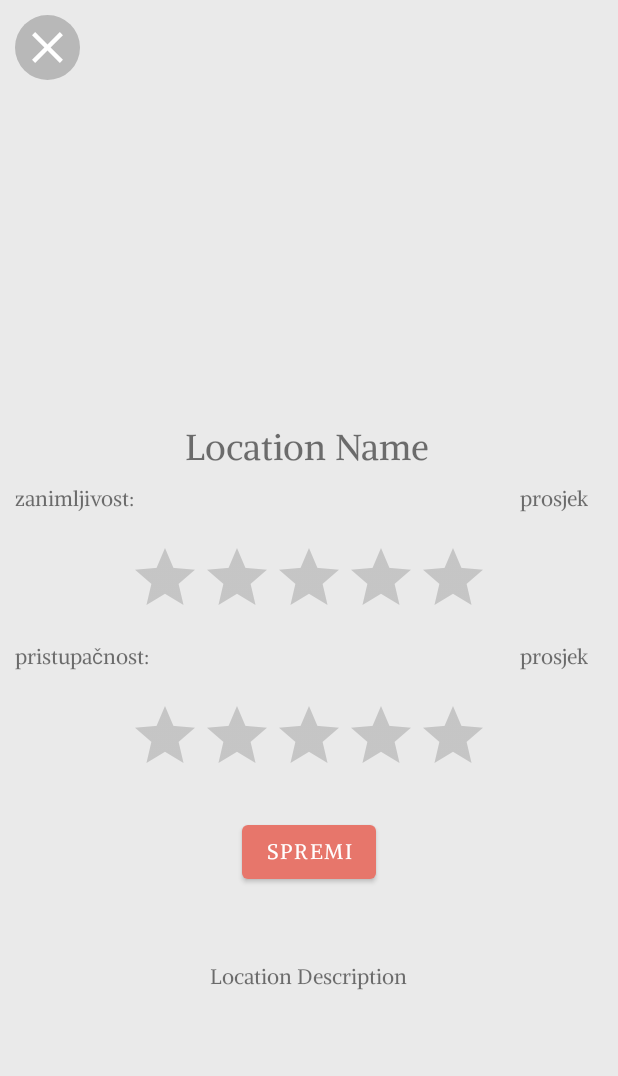
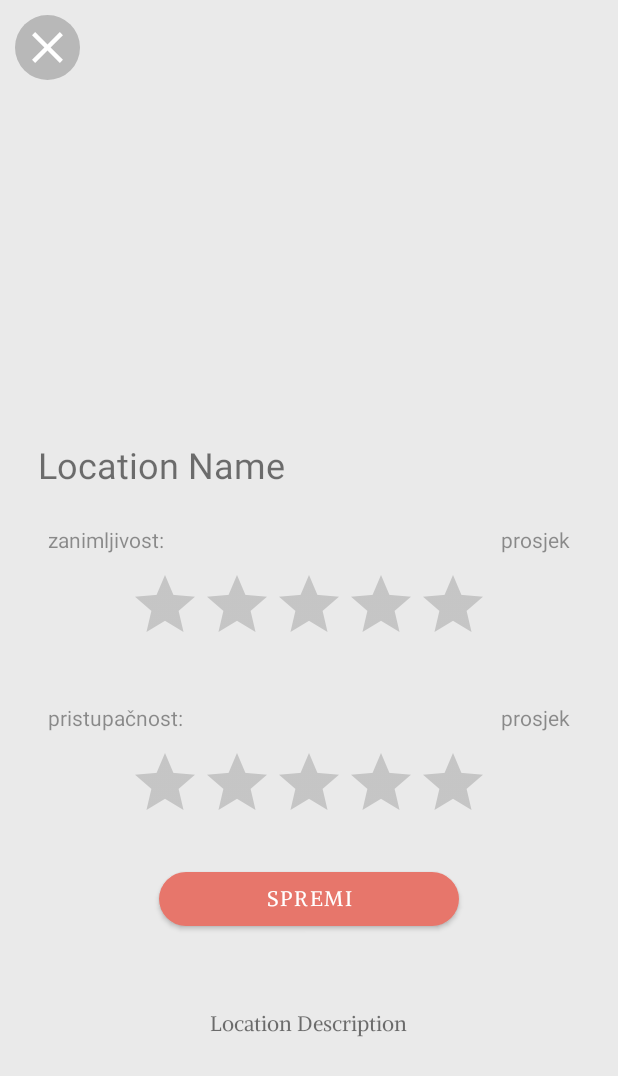
Before and after one commit to Klara-Iva/Interesti, an Android app: the InfoActivity screen opened directly, with no data from a screen before it, on a phone screen of 412 x 824 dp. Shown: the top 1076 px of the screen. Run offline under Robolectric (Android 15) with nearby library versions, the phone set to English and light mode, and no system bars; our stand-ins replace Firebase (no records; nobody signed in at launch, a user with empty details on screens opened directly); 2 statements that could not run were skipped.

Commit message:
recycle view cards and ratings for places

```diff
--- a/app/build.gradle
+++ b/app/build.gradle
@@ -27,8 +27,8 @@ android {
 
         }
         debug{
-            minifyEnabled true
-            shrinkResources true
+            minifyEnabled false
+            shrinkResources false
         }
     }
     compileOptions {
@@ -57,4 +57,5 @@ dependencies {
     implementation 'com.github.bumptech.glide:glide:4.14.2'
     annotationProcessor 'com.github.bumptech.glide:compiler:4.14.2'
     implementation 'androidx.recyclerview:recyclerview:1.2.1'
+    implementation("androidx.cardview:cardview:1.0.0")
 }
--- a/app/src/main/java/com/example/myapplication/InfoActivity.kt
+++ b/app/src/main/java/com/example/myapplication/InfoActivity.kt
@@ -73,8 +73,8 @@ class InfoActivity : AppCompatActivity() {
                     zanimljivostBrojOcjena += 1
                     var averagePristupacnost: Double = pristupacnost/ pristupacnostBrojOcjena
                     var averageZanimljivost: Double = zanimljivost/ zanimljivostBrojOcjena
-                    prosjekpristupacnost.text = DecimalFormat("#.00").format(averagePristupacnost)
-                    prosjekzanimljivost.text = DecimalFormat("#.00").format(averageZanimljivost)
+                    prosjekpristupacnost.text = DecimalFormat("#.00").format(averagePristupacnost)+" ⭐"
+                    prosjekzanimljivost.text = DecimalFormat("#.00").format(averageZanimljivost)+" ⭐"
 
                     db.collection("places")
                         .document(id)
--- /dev/null
+++ b/app/src/main/res/drawable/location.xml
@@ -0,0 +1,5 @@
+<vector android:height="50dp" android:tint="#000000"
+    android:viewportHeight="24" android:viewportWidth="24"
+    android:width="50dp" xmlns:android="http://schemas.android.com/apk/res/android">
+    <path android:fillColor="@android:color/white" android:pathData="M12,2C8.13,2 5,5.13 5,9c0,5.25 7,13 7,13s7,-7.75 7,-13c0,-3.87 -3.13,-7 -7,-7zM12,11.5c-1.38,0 -2.5,-1.12 -2.5,-2.5s1.12,-2.5 2.5,-2.5 2.5,1.12 2.5,2.5 -1.12,2.5 -2.5,2.5z"/>
+</vector>
--- a/app/src/main/res/layout/activity_info.xml
+++ b/app/src/main/res/layout/activity_info.xml
@@ -51,13 +51,13 @@
                 android:layout_alignParentEnd="true"
                 android:layout_centerHorizontal="true"
                 android:layout_marginStart="25dp"
-                android:layout_marginTop="21dp"
+                android:layout_marginTop="32dp"
                 android:layout_marginEnd="28dp"
-                android:fontFamily="@font/alike"
+
                 android:scrollHorizontally="false"
                 android:text="Location Name"
 
-                android:textAlignment="center"
+                android:textAlignment="textStart"
                 android:textSize="24sp"
                 app:layout_constraintEnd_toEndOf="parent"
                 app:layout_constraintStart_toStartOf="parent"
@@ -79,21 +79,22 @@
                 android:layout_marginTop="20dp"
                 android:layout_marginEnd="30dp"
                 android:layout_marginBottom="30dp"
-                android:fontFamily="@font/alike"
+android:fontFamily="@font/alike"
                 android:paddingBottom="70dp"
                 android:text="Location Description" />
 
             <RatingBar
                 android:id="@+id/ratingBar"
+                style="?android:attr/ratingBarStyle"
                 android:layout_width="wrap_content"
                 android:layout_height="wrap_content"
                 android:layout_below="@id/zanimljivost"
                 android:layout_centerHorizontal="true"
                 android:layout_marginLeft="30dp"
-                android:layout_marginTop="20dp"
+                android:layout_marginTop="10dp"
                 android:layout_marginRight="30dp"
-                android:stepSize="0.5"
-                android:progressTint="?colorPrimary" />
+                android:progressTint="?colorPrimary"
+                android:stepSize="0.5" />
 
             <RatingBar
                 android:id="@+id/ratingBar2"
@@ -102,30 +103,32 @@
                 android:layout_below="@id/pristupacnost"
                 android:layout_centerHorizontal="true"
                 android:layout_marginLeft="30dp"
-                android:layout_marginTop="20dp"
+                android:layout_marginTop="10dp"
                 android:layout_marginRight="30dp"
-                android:stepSize="0.5"
-                android:progressTint="?colorPrimary" />
+                android:progressTint="?colorPrimary"
+                android:stepSize="0.5" />
 
             <Button
                 android:id="@+id/save"
-                android:layout_width="wrap_content"
+                android:layout_width="200dp"
                 android:layout_height="wrap_content"
                 android:layout_below="@+id/ratingBar2"
                 android:layout_centerHorizontal="true"
                 android:layout_marginTop="20dp"
                 android:fontFamily="@font/alike"
-                android:text="Spremi" />
+                android:text="Spremi"
+                app:cornerRadius="20dp" />
 
             <TextView
                 android:id="@+id/zanimljivost"
                 android:layout_width="wrap_content"
                 android:layout_height="wrap_content"
                 android:layout_below="@+id/name"
-                android:layout_marginLeft="10dp"
-                android:layout_marginTop="10dp"
-                android:fontFamily="@font/alike"
-                android:text="zanimljivost:" />
+                android:layout_marginLeft="32dp"
+                android:layout_marginTop="24dp"
+
+                android:text="zanimljivost:"
+                android:textColor="?android:textColorSecondaryInverse" />
 
             <TextView
                 android:id="@+id/prosjekzanimljivost"
@@ -133,20 +136,22 @@
                 android:layout_height="wrap_content"
                 android:layout_below="@+id/name"
                 android:layout_alignParentEnd="true"
-                android:layout_marginTop="10dp"
-                android:layout_marginEnd="20dp"
-                android:fontFamily="@font/alike"
-                android:text="prosjek" />
+                android:layout_marginTop="24dp"
+                android:layout_marginEnd="32dp"
+
+                android:text="prosjek"
+                android:textColor="?android:textColorSecondaryInverse" />
 
             <TextView
                 android:id="@+id/pristupacnost"
                 android:layout_width="wrap_content"
                 android:layout_height="wrap_content"
                 android:layout_below="@+id/ratingBar"
-                android:layout_marginLeft="10dp"
-                android:layout_marginTop="10dp"
-                android:fontFamily="@font/alike"
-                android:text="pristupačnost:" />
+                android:layout_marginLeft="32dp"
+                android:layout_marginTop="32dp"
+
+                android:text="pristupačnost:"
+                android:textColor="?android:textColorSecondaryInverse" />
 
             <TextView
                 android:id="@+id/prosjekpristupacnost"
@@ -154,10 +159,11 @@
                 android:layout_height="wrap_content"
                 android:layout_below="@+id/ratingBar"
                 android:layout_alignParentEnd="true"
-                android:layout_marginTop="10dp"
-                android:layout_marginEnd="20dp"
-                android:fontFamily="@font/alike"
-                android:text="prosjek" />
+                android:layout_marginTop="32dp"
+                android:layout_marginEnd="32dp"
+
+                android:text="prosjek"
+                android:textColor="?android:textColorSecondaryInverse" />
 
         </RelativeLayout>
     </ScrollView>
--- a/app/src/main/res/values-night/themes.xml
+++ b/app/src/main/res/values-night/themes.xml
@@ -14,5 +14,7 @@
         <!-- Customize your theme here. -->
         <item name="colorOnTertiary">#121212</item>
         <item name="colorButtonNormal">@color/teal_200</item>
+        <item name="colorOnBackground">#242424</item>
+        <item name="android:textColorSecondaryInverse">#6AF3F3F3</item>
     </style>
 </resources>
--- a/app/src/main/res/values/themes.xml
+++ b/app/src/main/res/values/themes.xml
@@ -14,6 +14,8 @@
         <!-- Customize your theme here. -->
         <item name="colorOnTertiary">#EAEAEA</item>
         <item name="colorButtonNormal">#E7766B</item>
+        <item name="colorOnBackground">#FFFFFF</item>
+        <item name="android:textColorSecondaryInverse">#6A000000</item>
     </style>
 
 
```
Also changed, not shown: app/src/main/AndroidManifest.xml (+8 -4 lines), app/src/main/java/com/example/myapplication/LOGIN.kt (added, +23 -0 lines), app/src/main/java/com/example/myapplication/MainView.kt (+42 -18 lines), app/src/main/res/drawable/gradient.xml (added, +13 -0 lines), app/src/main/res/drawable/itembackground.xml (added, +8 -0 lines), app/src/main/res/layout/activity_maps.xml (+10 -3 lines), app/src/main/res/layout/component.xml (+40 -25 lines), app/src/main/res/layout/login.xml (added, +137 -0 lines), app/src/main/res/layout/recycledviewver.xml (+5 -36 lines), app/src/main/res/values/styles.xml (added, +10 -0 lines).
